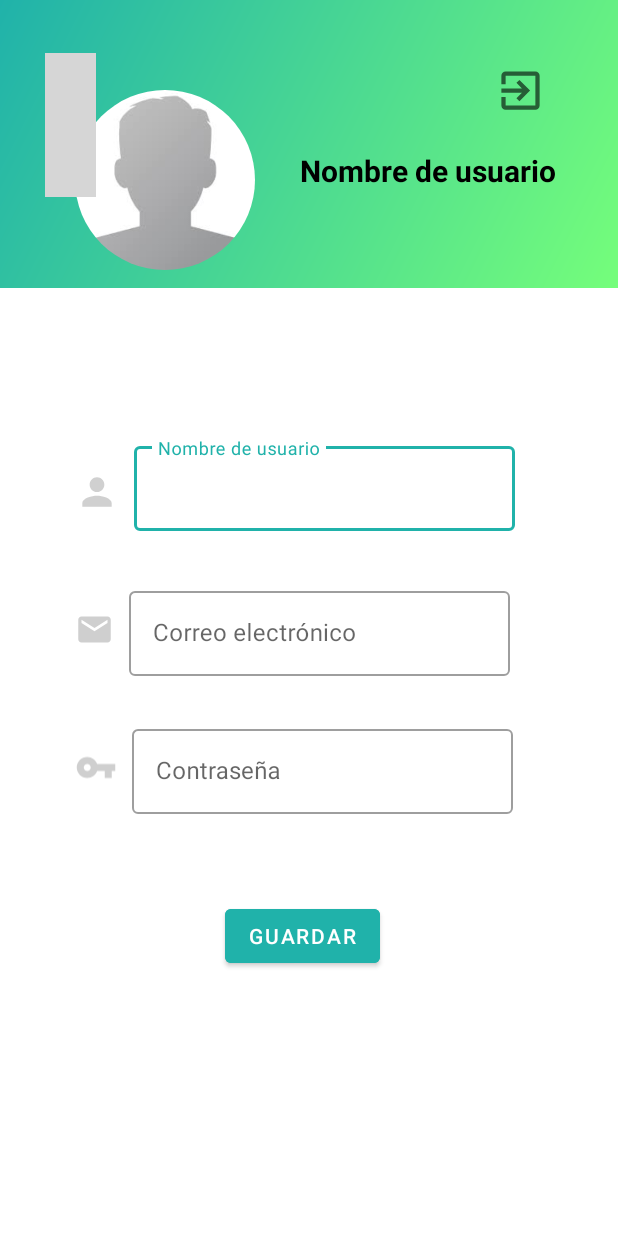
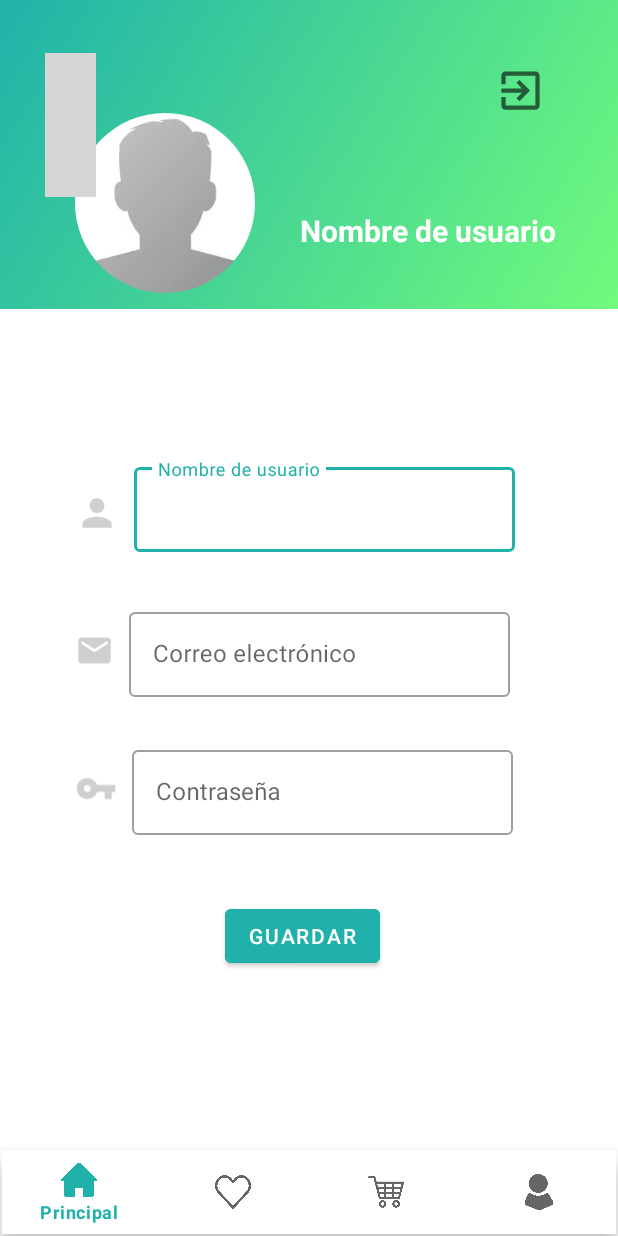
Before and after one commit to Mimenza/Reto01_JanEtaBizi, an Android app: the activity_6usuario screen opened directly, with no data from a screen before it, on a phone screen of 412 x 824 dp. Run offline under Robolectric (Android 15) with nearby library versions, the phone set to English and light mode, and no system bars; our stand-ins replace CircleImageView; grey boxes are pictures that could not be loaded.

Commit message:
Diseño usuario v6

```diff
--- a/app/src/main/res/layout/activity_6usuario.xml
+++ b/app/src/main/res/layout/activity_6usuario.xml
@@ -11,11 +11,11 @@
         android:id="@+id/appbar"
 
         android:layout_width="match_parent"
-        android:layout_height="192dp">
+        android:layout_height="206dp">
 
         <com.google.android.material.appbar.CollapsingToolbarLayout
             android:layout_width="match_parent"
-            android:layout_height="match_parent"
+            android:layout_height="242dp"
             app:contentScrim="?attr/colorPrimary"
             app:layout_scrollFlags="scroll|exitUntilCollapsed"
             app:layout_scrollInterpolator="@android:anim/decelerate_interpolator"
@@ -25,7 +25,7 @@
             <ImageView
                 android:id="@+id/app_bar_image"
                 android:layout_width="match_parent"
-                android:layout_height="206dp"
+                android:layout_height="254dp"
                 android:scaleType="centerCrop"
 
                 android:src="@drawable/my_gradient_drawable"
@@ -41,7 +41,7 @@
                 android:layout_width="120dp"
                 android:layout_height="120dp"
                 android:layout_marginLeft="50dp"
-                android:layout_marginTop="60dp"
+                android:layout_marginTop="75dp"
                 android:src="@drawable/descarga" />
 
             <ImageView
@@ -65,9 +65,9 @@
                 android:layout_width="wrap_content"
                 android:layout_height="wrap_content"
                 android:layout_marginLeft="200dp"
-                android:layout_marginTop="100dp"
+                android:layout_marginTop="140dp"
                 android:text="Nombre de usuario"
-                android:textColor="#000"
+                android:textColor="@color/white"
                 android:textSize="20sp"
                 android:textStyle="bold" />
 
@@ -76,7 +76,7 @@
 
     <androidx.core.widget.NestedScrollView
         android:layout_width="match_parent"
-        android:layout_height="452dp"
+        android:layout_height="440dp"
 
 
         app:layout_behavior="com.google.android.material.appbar.AppBarLayout$ScrollingViewBehavior">
@@ -193,6 +193,7 @@
 
         </RelativeLayout>
 
+
     </androidx.core.widget.NestedScrollView>
 
     <Button
@@ -204,5 +205,25 @@
         android:backgroundTint="#20B2AA"
         android:text="@string/txt4_guardar" />
 
+    <androidx.constraintlayout.widget.ConstraintLayout
+        android:layout_width="match_parent"
+        android:layout_height="match_parent">
+
+        <com.google.android.material.bottomnavigation.BottomNavigationView
+            android:id="@+id/bottomNavigationView"
+            android:layout_width="0dp"
+            android:layout_height="wrap_content"
+            android:layout_marginStart="1dp"
+            android:layout_marginEnd="1dp"
+            android:layout_marginBottom="1dp"
+            app:layout_constraintBottom_toBottomOf="parent"
+            app:layout_constraintEnd_toEndOf="parent"
+            app:layout_constraintHorizontal_bias="0.0"
+            app:layout_constraintStart_toStartOf="parent"
+            app:layout_constraintTop_toTopOf="parent"
+            app:layout_constraintVertical_bias="1.0"
+            app:menu="@menu/navigation" />
+    </androidx.constraintlayout.widget.ConstraintLayout>
+
 
 </androidx.coordinatorlayout.widget.CoordinatorLayout>
```
